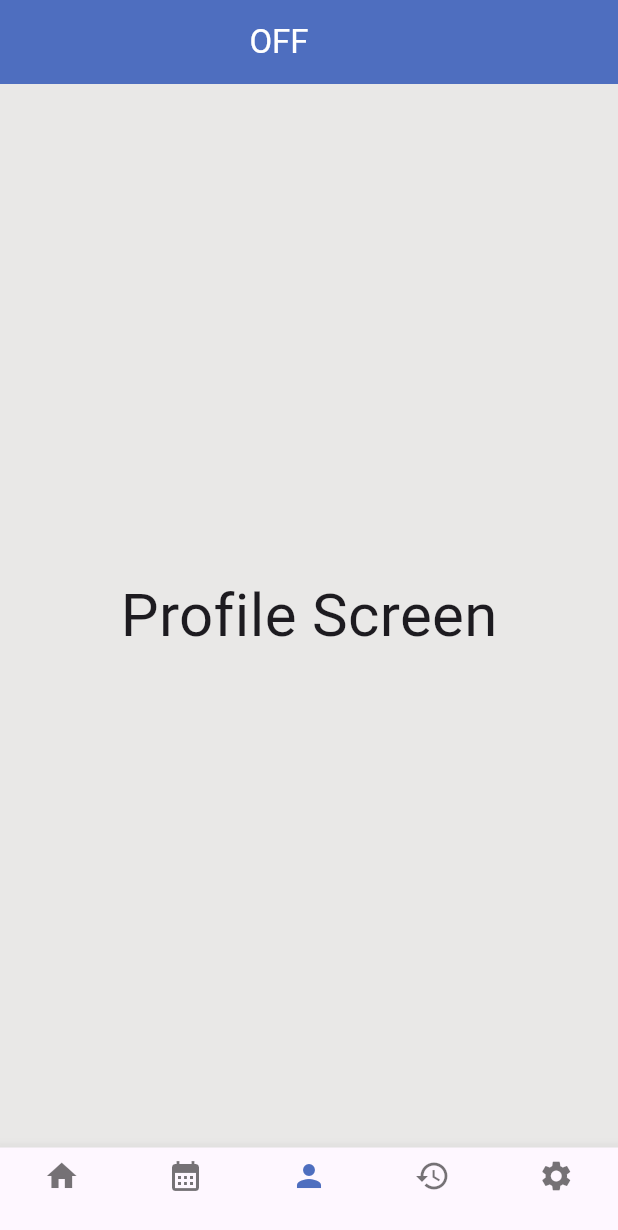
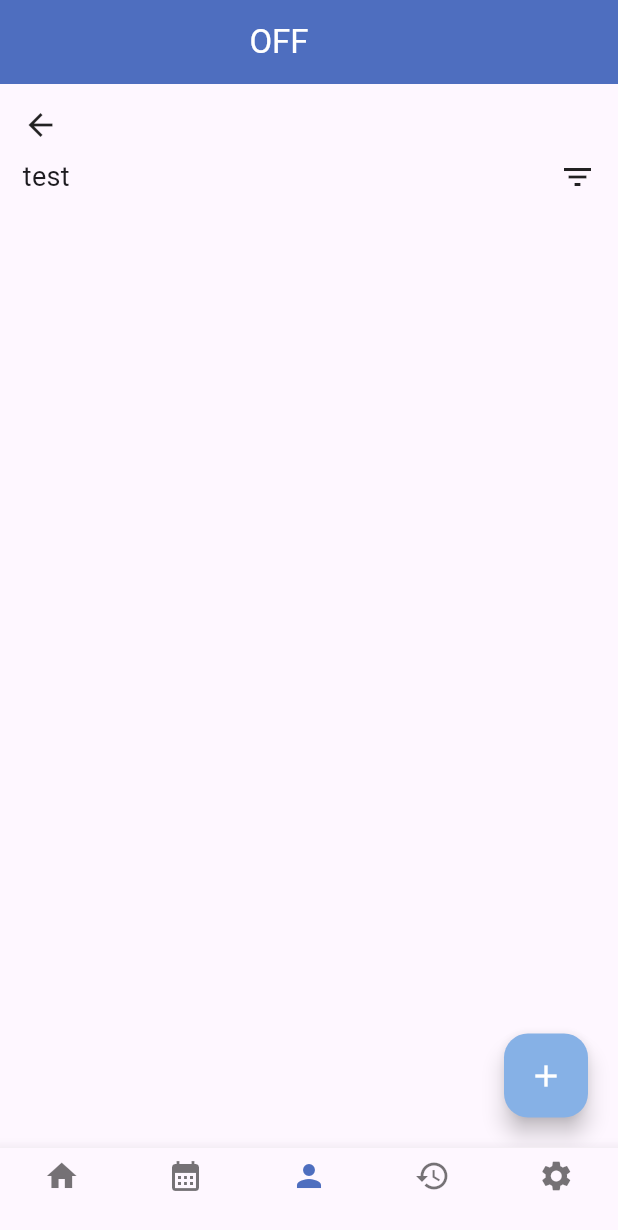
Before and after one commit to jraemakers/industry-project-krom2, a Flutter app: the screen it shows after launch, item 3 of the bottom bar chosen, on a phone screen of 412 x 824 dp. Shown: the top 1230 px of the screen. Run offline on Flutter 3.47's test engine with Material 3 defaults, Android fonts, the phone set to English and light mode, and no system bars; our stand-ins replace shared_preferences.

Commit message:
created branch

```diff
--- a/escape/lib/screens/home_screen.dart
+++ b/escape/lib/screens/home_screen.dart
@@ -1,5 +1,6 @@
 import 'package:escape/screens/diary_form_screen.dart';
 import 'package:escape/screens/diary_history_screen.dart';
+import 'package:escape/screens/profile_screen.dart';
 import 'package:flutter/material.dart';
 
 class Home extends StatefulWidget {
@@ -20,9 +21,7 @@ class _HomeState extends State<Home> {
       'Calendar Screen',
       style: TextStyle(fontSize: 40),
     ))),
-    Container(
-        child: Center(
-            child: Text('Profile Screen', style: TextStyle(fontSize: 40)))),
+    ProfileScreen(),
     DiaryHistory(),
     Container(
         child: Center(
--- /dev/null
+++ b/escape/lib/screens/profile_screen.dart
@@ -0,0 +1,172 @@
+import 'package:flutter/material.dart';
+import 'package:shared_preferences/shared_preferences.dart';
+import 'dart:convert';
+import 'package:escape/models/SensoryOverloadDiary.dart';
+
+class ProfileScreen extends StatefulWidget {
+  @override
+  _ProfileScreen createState() => _ProfileScreen();
+}
+
+class _ProfileScreen extends State<ProfileScreen> {
+  late SharedPreferences _prefs;
+  List<SenosoryOverloadDiary> _sensoryOverloadList = [];
+
+  @override
+  void initState() {
+    super.initState();
+    _loadData();
+  }
+
+  Future<void> _loadData() async {
+    _prefs = await SharedPreferences.getInstance();
+    String? eventListJson = _prefs.getString('eventList');
+    if (eventListJson != null) {
+      Iterable list = json.decode(eventListJson);
+      setState(() {
+        _sensoryOverloadList =
+            list.map((model) => SenosoryOverloadDiary.fromJson(model)).toList();
+      });
+    }
+  }
+
+  @override
+  Widget build(BuildContext context) {
+    return Scaffold(
+      body: Stack(
+        children: [
+          ListView(
+            children: [
+              Container(
+                margin: EdgeInsets.only(top: 5),
+                child: Column(
+                  children: [
+                    Container(
+                      margin: EdgeInsets.only(left: 15, top: 10),
+                      alignment: Alignment.centerLeft,
+                      child: Icon(Icons.arrow_back),
+                    ),
+                    Container(
+                      alignment: Alignment.centerLeft,
+                      margin: EdgeInsets.only(left: 15, right: 15, top: 10),
+                      child: Row(
+                        children: [
+                          Text(
+                            'test',
+                            style: TextStyle(fontSize: 18),
+                          ),
+                          Spacer(),
+                          Icon(Icons.filter_list)
+                        ],
+                      ),
+                    ),
+                  ],
+                ),
+              ),
+              ListView.builder(
+                shrinkWrap: true,
+                physics: NeverScrollableScrollPhysics(),
+                itemCount: _sensoryOverloadList.length,
+                itemBuilder: (BuildContext context, int index) {
+                  var reversedList = _sensoryOverloadList.reversed.toList();
+                  return Container(
+                    margin: EdgeInsets.symmetric(horizontal: 10, vertical: 5),
+                    decoration: BoxDecoration(
+                      color: Color.fromARGB(255, 177, 199, 226),
+                      borderRadius: BorderRadius.circular(10.0),
+                    ),
+                    child: Row(
+                      mainAxisAlignment: MainAxisAlignment.spaceBetween,
+                      crossAxisAlignment: CrossAxisAlignment.center,
+                      children: [
+                        Container(
+                          margin: EdgeInsets.only(left: 10, right: 10),
+                          child: Column(
+                            mainAxisAlignment: MainAxisAlignment.center,
+                            crossAxisAlignment: CrossAxisAlignment.center,
+                            children: [
+                              Text(
+                                '${_sensoryOverloadList[index].date.substring(8, 10)}',
+                                style: TextStyle(
+                                    color: Colors.white,
+                                    fontSize: 30,
+                                    fontWeight: FontWeight.w500),
+                              ),
+                              Text(
+                                  '${_sensoryOverloadList[index].date.substring(0, 7)}',
+                                  style: TextStyle(
+                                      color: Colors.white, fontSize: 12)),
+                            ],
+                          ),
+                        ),
+                        SizedBox(
+                          width: 30,
+                        ),
+                        Expanded(
+                          child: Container(
+                            child: Column(
+                              mainAxisAlignment: MainAxisAlignment.center,
+                              crossAxisAlignment: CrossAxisAlignment.start,
+                              children: [
+                                Text(
+                                  '${reversedList[index].title}',
+                                  style: TextStyle(
+                                      color: Colors.white,
+                                      fontSize: 15,
+                                      fontWeight: FontWeight.w500),
+                                ),
+                                SizedBox(height: 15),
+                                Text(
+                                  reversedList[index].diaryNote.length > 20
+                                      ? '${reversedList[index].diaryNote.substring(0, 19)}...'
+                                      : reversedList[index].diaryNote,
+                                  style: TextStyle(color: Colors.white),
+                                ),
+                              ],
+                            ),
+                          ),
+                        ),
+                        Container(
+                          height: 30,
+                          margin: EdgeInsets.only(bottom: 60, right: 10),
+                          child: Column(
+                            mainAxisAlignment: MainAxisAlignment.center,
+                            children: [
+                              Text(
+                                '10:45',
+                                style: TextStyle(
+                                  color: Colors.white,
+                                  fontSize: 12,
+                                ),
+                              ),
+                            ],
+                          ),
+                        ),
+                      ],
+                    ),
+                  );
+                },
+              ),
+            ],
+          ),
+          Positioned(
+            bottom: 20,
+            right: 20,
+            child: Container(
+              child: FloatingActionButton(
+                backgroundColor: Color.fromARGB(255, 134, 177, 230),
+                onPressed: () {
+                  // TODO: navigate to
+                },
+                child: Icon(
+                  Icons.add,
+                  color: Colors.white,
+                ),
+              ),
+            ),
+          ),
+        ],
+      ),
+    );
+  }
+}
--- a/escape/pubspec.yaml
+++ b/escape/pubspec.yaml
@@ -4,7 +4,7 @@ publish_to: "none"
 version: 0.1.0
 
 environment:
-  sdk: ">=3.3.4 <4.0.0"
+  sdk: ">=3.3.0 <4.0.0"
 
 dependencies:
   flutter:
```
Also changed, not shown: escape/pubspec.lock, 1 other file.
